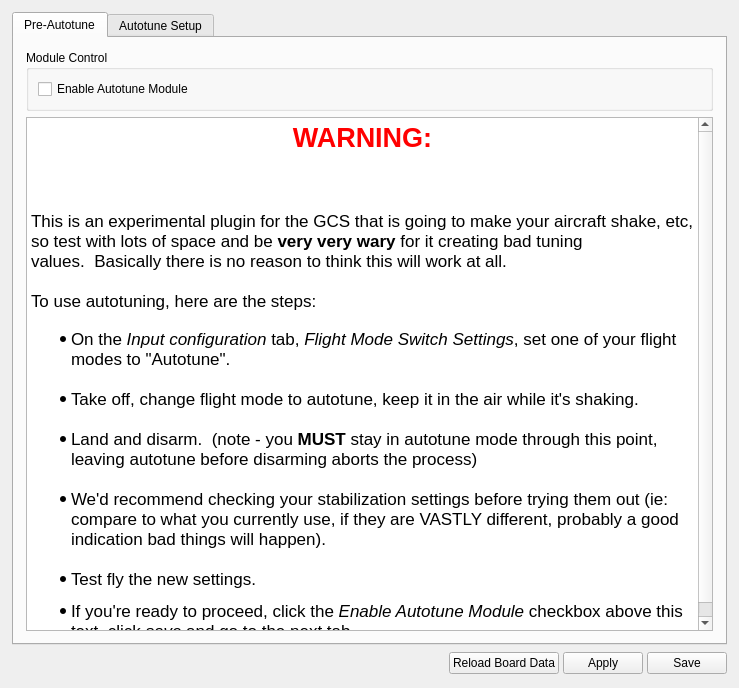
Qt form ground/openpilotgcs/src/plugins/config/autotune.ui (openpilot/OpenPilot) before a commit.
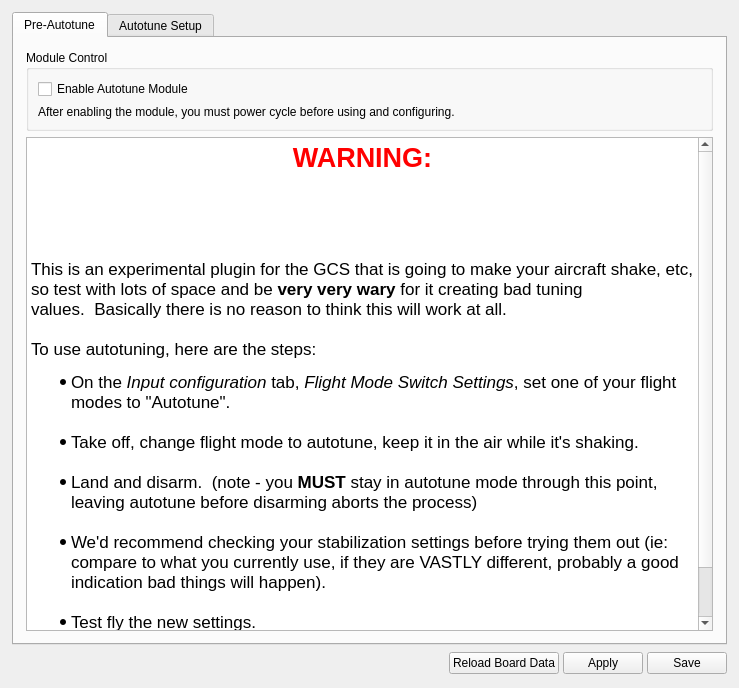
The same form after that commit.

Commit message:
AutoTune UI: add warning to reboot the board (something is better than nothing)
Until better solution is provided, it is better to warn users that they
must reboot board to enable the module.

```diff
--- a/ground/openpilotgcs/src/plugins/config/autotune.ui
+++ b/ground/openpilotgcs/src/plugins/config/autotune.ui
@@ -51,9 +51,10 @@
           <string>&lt;!DOCTYPE HTML PUBLIC &quot;-//W3C//DTD HTML 4.0//EN&quot; &quot;http://www.w3.org/TR/REC-html40/strict.dtd&quot;&gt;
 &lt;html&gt;&lt;head&gt;&lt;meta name=&quot;qrichtext&quot; content=&quot;1&quot; /&gt;&lt;style type=&quot;text/css&quot;&gt;
 p, li { white-space: pre-wrap; }
-&lt;/style&gt;&lt;/head&gt;&lt;body style=&quot; font-family:'Ubuntu'; font-size:11pt; font-weight:400; font-style:normal;&quot;&gt;
+&lt;/style&gt;&lt;/head&gt;&lt;body style=&quot; font-family:'MS Shell Dlg 2'; font-size:8.25pt; font-weight:400; font-style:normal;&quot;&gt;
 &lt;p align=&quot;center&quot; style=&quot; margin-top:0px; margin-bottom:0px; margin-left:0px; margin-right:0px; -qt-block-indent:0; text-indent:0px;&quot;&gt;&lt;span style=&quot; font-family:'Lucida Grande'; font-size:20pt; font-weight:600; color:#ff0000;&quot;&gt;WARNING:&lt;/span&gt;&lt;/p&gt;
-&lt;p style=&quot;-qt-paragraph-type:empty; margin-top:0px; margin-bottom:0px; margin-left:0px; margin-right:0px; -qt-block-indent:0; text-indent:0px; font-family:'Lucida Grande'; font-size:13pt;&quot;&gt;&lt;br /&gt;&lt;/p&gt;
+&lt;p style=&quot;-qt-paragraph-type:empty; margin-top:0px; margin-bottom:0px; margin-left:0px; margin-right:0px; -qt-block-indent:0; text-indent:0px; font-family:'Lucida Grande'; font-size:13pt;&quot;&gt;&lt;/p&gt;
+&lt;p style=&quot; margin-top:0px; margin-bottom:0px; margin-left:0px; margin-right:0px; -qt-block-indent:0; text-indent:0px;&quot;&gt;&lt;span style=&quot; font-family:'Lucida Grande'; font-size:13pt;&quot;&gt;&lt;br /&gt;&lt;/span&gt;&lt;/p&gt;
 &lt;p style=&quot; margin-top:0px; margin-bottom:0px; margin-left:0px; margin-right:0px; -qt-block-indent:0; text-indent:0px;&quot;&gt;&lt;span style=&quot; font-family:'Lucida Grande'; font-size:13pt;&quot;&gt;&lt;br /&gt;&lt;/span&gt;&lt;/p&gt;
 &lt;p style=&quot; margin-top:0px; margin-bottom:0px; margin-left:0px; margin-right:0px; -qt-block-indent:0; text-indent:0px;&quot;&gt;&lt;span style=&quot; font-family:'Lucida Grande'; font-size:13pt;&quot;&gt;This is an experimental plugin for the GCS that is going to make your aircraft shake, etc, so test with lots of space and be &lt;/span&gt;&lt;span style=&quot; font-family:'Lucida Grande'; font-size:13pt; font-weight:600;&quot;&gt;very very wary&lt;/span&gt;&lt;span style=&quot; font-family:'Lucida Grande'; font-size:13pt;&quot;&gt; for it creating bad tuning values.  Basically there is no reason to think this will work at all.&lt;br /&gt;&lt;br /&gt;To use autotuning, here are the steps:&lt;br /&gt;&lt;/span&gt;&lt;/p&gt;
 &lt;ul style=&quot;margin-top: 0px; margin-bottom: 0px; margin-left: 0px; margin-right: 0px; -qt-list-indent: 1;&quot;&gt;&lt;li style=&quot; font-family:'Lucida Grande'; font-size:13pt;&quot; style=&quot; margin-top:0px; margin-bottom:0px; margin-left:0px; margin-right:0px; -qt-block-indent:0; text-indent:0px;&quot;&gt;On the &lt;span style=&quot; font-style:italic;&quot;&gt;Input configuration&lt;/span&gt; tab, &lt;span style=&quot; font-style:italic;&quot;&gt;Flight Mode Switch Settings&lt;/span&gt;, set one of your flight modes to &amp;quot;Autotune&amp;quot;.&lt;br /&gt;&lt;/li&gt;
@@ -70,7 +71,7 @@
          <property name="title">
           <string>Module Control</string>
          </property>
-         <layout class="QHBoxLayout" name="horizontalLayout_3">
+         <layout class="QVBoxLayout" name="verticalLayout_4">
           <item>
            <widget class="QCheckBox" name="enableAutoTune">
             <property name="text">
@@ -82,17 +83,11 @@
            </widget>
           </item>
           <item>
-           <spacer name="horizontalSpacer_5">
-            <property name="orientation">
-             <enum>Qt::Horizontal</enum>
+           <widget class="QLabel" name="label_13">
+            <property name="text">
+             <string>After enabling the module, you must power cycle before using and configuring.</string>
             </property>
-            <property name="sizeHint" stdset="0">
-             <size>
-              <width>454</width>
-              <height>20</height>
-             </size>
-            </property>
-           </spacer>
+           </widget>
           </item>
          </layout>
          <zorder>horizontalSpacer_5</zorder>
```
Left out of the diff: 9 changed lines with no effect on the pictures.
